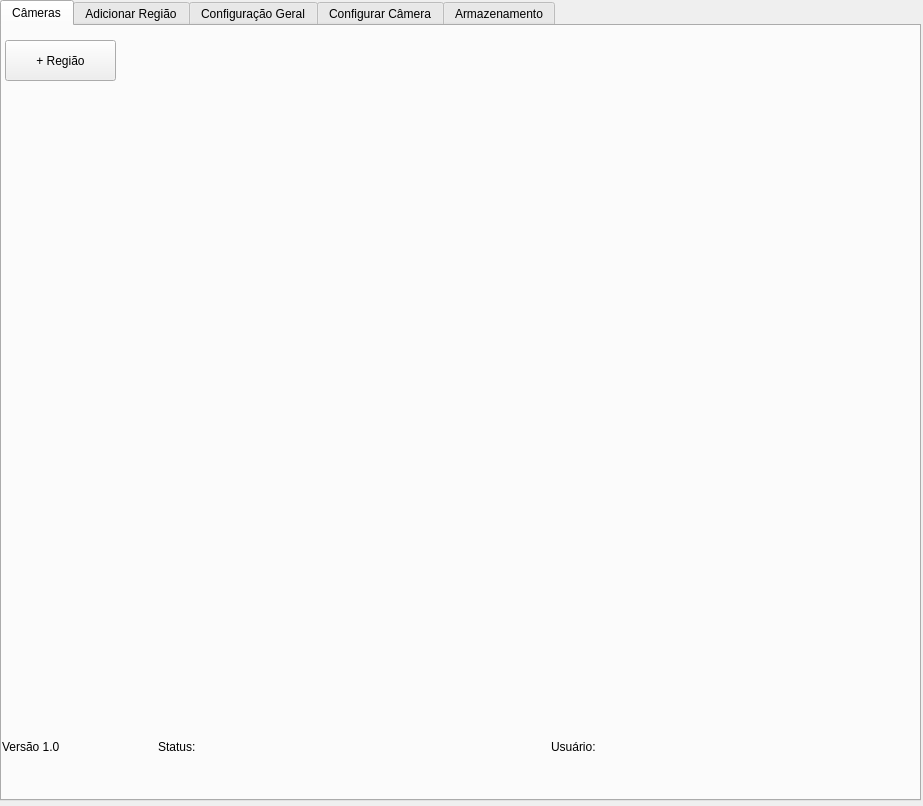
First picture: the form in mainForm.ui, repository noldorj/Personal-Home-Guard, before the edit.
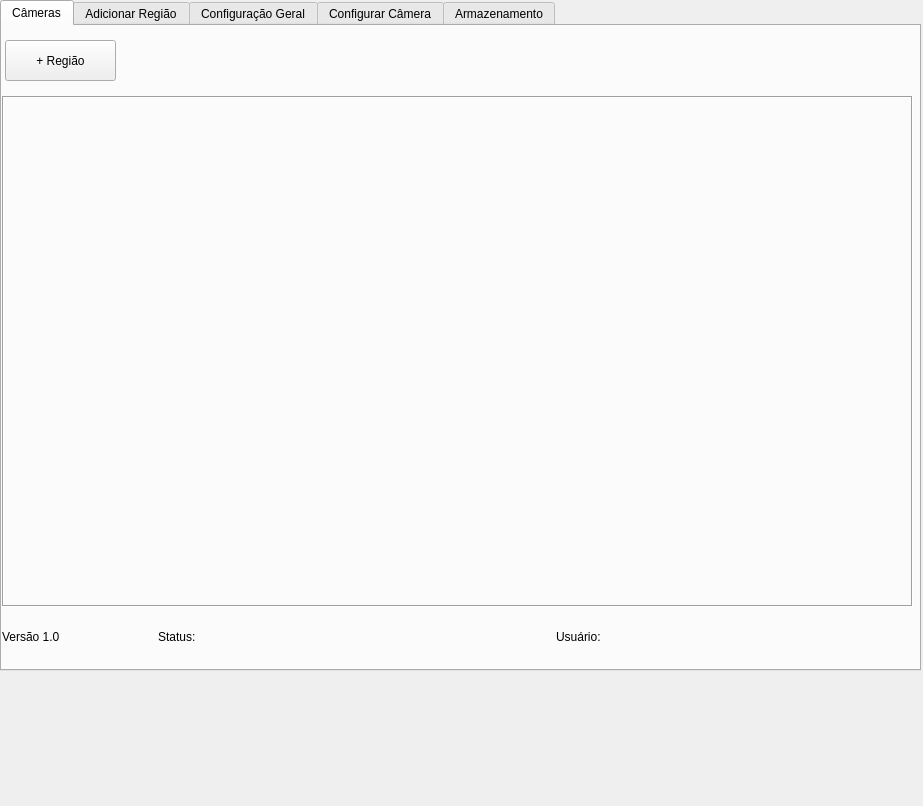
Second picture: the form after the edit.

Commit message: ajuste no form

```diff
--- a/mainForm.ui
+++ b/mainForm.ui
@@ -40,7 +40,7 @@
      <x>0</x>
      <y>0</y>
      <width>921</width>
-     <height>801</height>
+     <height>671</height>
     </rect>
    </property>
    <layout class="QHBoxLayout" name="layoutForm">
@@ -66,8 +66,8 @@
         <property name="geometry">
          <rect>
           <x>0</x>
-          <y>700</y>
-          <width>901</width>
+          <y>590</y>
+          <width>911</width>
           <height>41</height>
          </rect>
         </property>
@@ -201,25 +201,31 @@
         <property name="geometry">
          <rect>
           <x>0</x>
-          <y>60</y>
-          <width>901</width>
-          <height>641</height>
+          <y>70</y>
+          <width>911</width>
+          <height>511</height>
          </rect>
         </property>
         <layout class="QHBoxLayout" name="gridCam">
          <item>
           <widget class="QLabel" name="lblCam1">
            <property name="sizePolicy">
-            <sizepolicy hsizetype="Expanding" vsizetype="Expanding">
+            <sizepolicy hsizetype="MinimumExpanding" vsizetype="MinimumExpanding">
              <horstretch>0</horstretch>
              <verstretch>0</verstretch>
             </sizepolicy>
            </property>
+           <property name="minimumSize">
+            <size>
+             <width>854</width>
+             <height>480</height>
+            </size>
+           </property>
            <property name="mouseTracking">
             <bool>true</bool>
            </property>
            <property name="frameShape">
-            <enum>QFrame::NoFrame</enum>
+            <enum>QFrame::Box</enum>
            </property>
            <property name="frameShadow">
             <enum>QFrame::Sunken</enum>
```
The commit also changes 3 other files.
